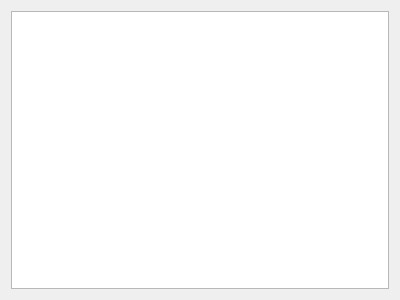
Quill-OS/quill, file wifidialog.ui: the form before one commit.
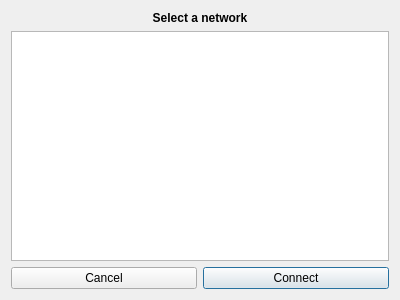
The form after the commit.

Diff of the .ui file:
```diff
--- a/wifidialog.ui
+++ b/wifidialog.ui
@@ -16,8 +16,79 @@
   <layout class="QVBoxLayout" name="verticalLayout">
    <item>
     <layout class="QGridLayout" name="gridLayout">
-     <item row="0" column="0">
-      <widget class="QListWidget" name="networksListWidget"/>
+     <item row="2" column="0">
+      <widget class="QStackedWidget" name="stackedWidget">
+       <property name="currentIndex">
+        <number>0</number>
+       </property>
+       <widget class="QWidget" name="page_2">
+        <layout class="QVBoxLayout" name="verticalLayout_3">
+         <property name="leftMargin">
+          <number>0</number>
+         </property>
+         <property name="topMargin">
+          <number>0</number>
+         </property>
+         <property name="rightMargin">
+          <number>0</number>
+         </property>
+         <property name="bottomMargin">
+          <number>0</number>
+         </property>
+         <item>
+          <layout class="QGridLayout" name="gridLayout_4">
+           <item row="1" column="0">
+            <widget class="QListView" name="networksListWidget">
+             <property name="sizePolicy">
+              <sizepolicy hsizetype="Expanding" vsizetype="Expanding">
+               <horstretch>0</horstretch>
+               <verstretch>0</verstretch>
+              </sizepolicy>
+             </property>
+            </widget>
+           </item>
+           <item row="0" column="0">
+            <widget class="QLabel" name="mainLabel">
+             <property name="font">
+              <font>
+               <weight>75</weight>
+               <bold>true</bold>
+              </font>
+             </property>
+             <property name="text">
+              <string>Select a network</string>
+             </property>
+             <property name="alignment">
+              <set>Qt::AlignCenter</set>
+             </property>
+            </widget>
+           </item>
+           <item row="2" column="0">
+            <layout class="QGridLayout" name="gridLayout_2">
+             <property name="bottomMargin">
+              <number>0</number>
+             </property>
+             <item row="0" column="1">
+              <widget class="QPushButton" name="connectBtn">
+               <property name="text">
+                <string>Connect</string>
+               </property>
+              </widget>
+             </item>
+             <item row="0" column="0">
+              <widget class="QPushButton" name="cancelBtn">
+               <property name="text">
+                <string>Cancel</string>
+               </property>
+              </widget>
+             </item>
+            </layout>
+           </item>
+          </layout>
+         </item>
+        </layout>
+       </widget>
+      </widget>
      </item>
     </layout>
    </item>
```
